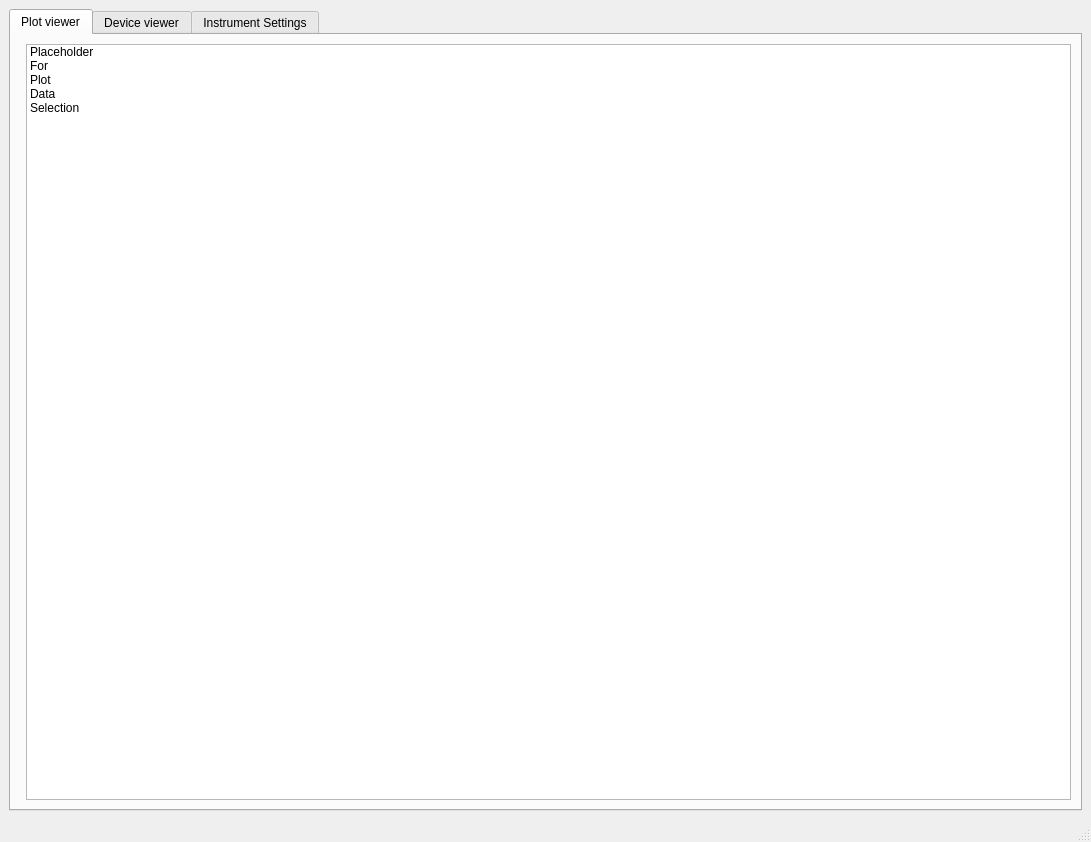
Qt form UI/mainwindow.ui (bgoblyos/pymeas-ng) before a commit.
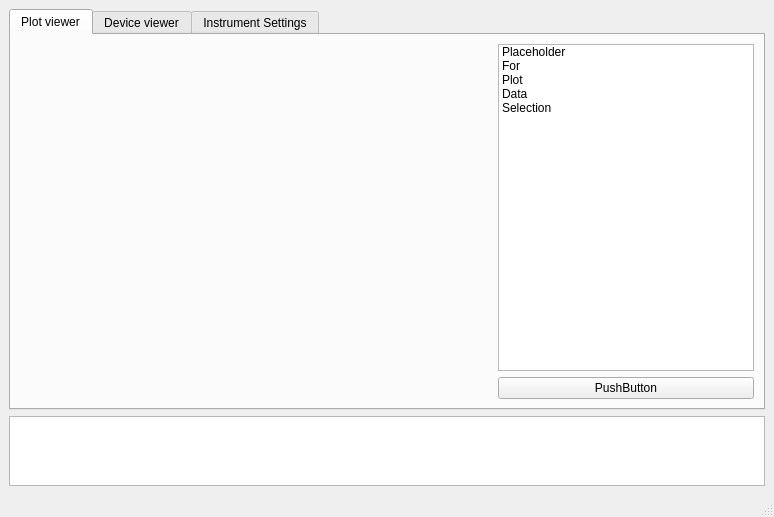
The same form after that commit. Custom widgets are drawn as their Qt base class.

```diff
--- a/UI/mainwindow.ui
+++ b/UI/mainwindow.ui
@@ -6,8 +6,8 @@
    <rect>
     <x>0</x>
     <y>0</y>
-    <width>1091</width>
-    <height>842</height>
+    <width>774</width>
+    <height>517</height>
    </rect>
   </property>
   <property name="windowTitle">
@@ -28,10 +28,31 @@
         <item>
          <layout class="QHBoxLayout" name="horizontalLayout_2">
           <item>
-           <widget class="PlotWidget" name="graphWidget" native="true"/>
+           <widget class="PlotWidget" name="graphWidget" native="true">
+            <property name="sizePolicy">
+             <sizepolicy hsizetype="Expanding" vsizetype="Expanding">
+              <horstretch>0</horstretch>
+              <verstretch>0</verstretch>
+             </sizepolicy>
+            </property>
+           </widget>
           </item>
           <item>
-           <widget class="QListWidget" name="listWidget">
+           <layout class="QVBoxLayout" name="verticalLayout_11">
+            <item>
+             <widget class="QListWidget" name="plotDataList">
+              <property name="sizePolicy">
+               <sizepolicy hsizetype="Preferred" vsizetype="Expanding">
+                <horstretch>1</horstretch>
+                <verstretch>0</verstretch>
+               </sizepolicy>
+              </property>
+              <property name="minimumSize">
+               <size>
+                <width>0</width>
+                <height>0</height>
+               </size>
+              </property>
             <item>
              <property name="text">
               <string>Placeholder</string>
@@ -59,6 +80,21 @@
             </item>
            </widget>
           </item>
+            <item>
+             <widget class="QPushButton" name="plotRefresh">
+              <property name="sizePolicy">
+               <sizepolicy hsizetype="Preferred" vsizetype="Preferred">
+                <horstretch>1</horstretch>
+                <verstretch>0</verstretch>
+               </sizepolicy>
+              </property>
+              <property name="text">
+               <string>PushButton</string>
+              </property>
+             </widget>
+            </item>
+           </layout>
+          </item>
          </layout>
         </item>
        </layout>
@@ -161,9 +197,9 @@
                  <property name="geometry">
                   <rect>
                    <x>0</x>
-                   <y>0</y>
-                   <width>816</width>
-                   <height>566</height>
+                   <y>-37</y>
+                   <width>487</width>
+                   <height>348</height>
                   </rect>
                  </property>
                  <property name="sizePolicy">
@@ -210,9 +246,6 @@
                         <property name="singleStep">
                          <double>1.000000000000000</double>
                         </property>
-                        <property name="stepType">
-                         <enum>QAbstractSpinBox::DefaultStepType</enum>
-                        </property>
                         <property name="value">
                          <double>1.000000000000000</double>
                         </property>
@@ -289,9 +322,6 @@
                     <property name="singleStep">
                      <double>0.010000000000000</double>
                     </property>
-                    <property name="stepType">
-                     <enum>QAbstractSpinBox::AdaptiveDecimalStepType</enum>
-                    </property>
                    </widget>
                   </item>
                   <item row="3" column="0">
@@ -463,8 +493,8 @@
                   <rect>
                    <x>0</x>
                    <y>0</y>
-                   <width>733</width>
-                   <height>381</height>
+                   <width>185</width>
+                   <height>98</height>
                   </rect>
                  </property>
                  <layout class="QFormLayout" name="formLayout_2">
@@ -524,18 +554,39 @@
           </item>
          </layout>
         </item>
+       </layout>
+      </widget>
+     </widget>
+    </item>
         <item>
-         <widget class="QPlainTextEdit" name="settingsLogBox">
+     <widget class="QPlainTextEdit" name="logBox">
           <property name="sizePolicy">
            <sizepolicy hsizetype="Expanding" vsizetype="Preferred">
             <horstretch>0</horstretch>
-            <verstretch>0</verstretch>
-           </sizepolicy>
-          </property>
-         </widget>
-        </item>
-       </layout>
-      </widget>
+        <verstretch>1</verstretch>
+       </sizepolicy>
+      </property>
+      <property name="minimumSize">
+       <size>
+        <width>0</width>
+        <height>0</height>
+       </size>
+      </property>
+      <property name="maximumSize">
+       <size>
+        <width>16777215</width>
+        <height>120</height>
+       </size>
+      </property>
+      <property name="baseSize">
+       <size>
+        <width>0</width>
+        <height>0</height>
+       </size>
+      </property>
+      <property name="readOnly">
+       <bool>true</bool>
+      </property>
      </widget>
     </item>
    </layout>
```
Lines whose indentation alone changed are shown as unchanged.
